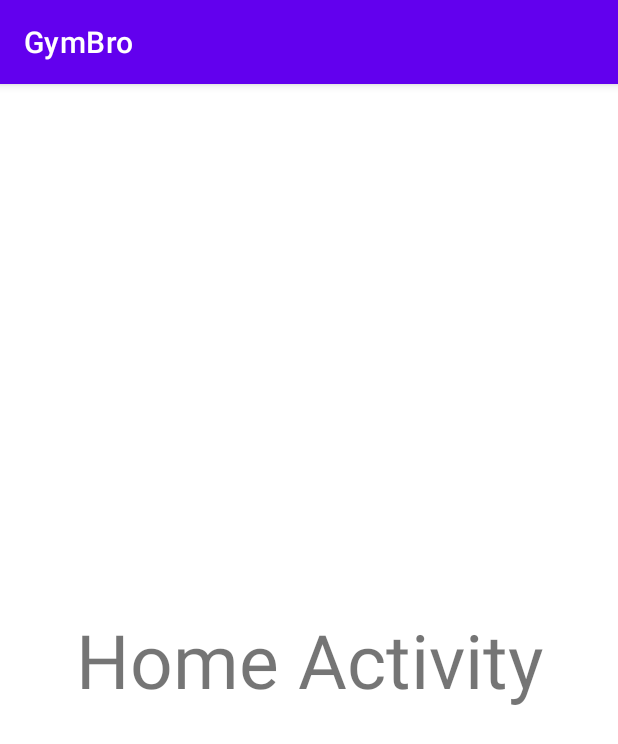
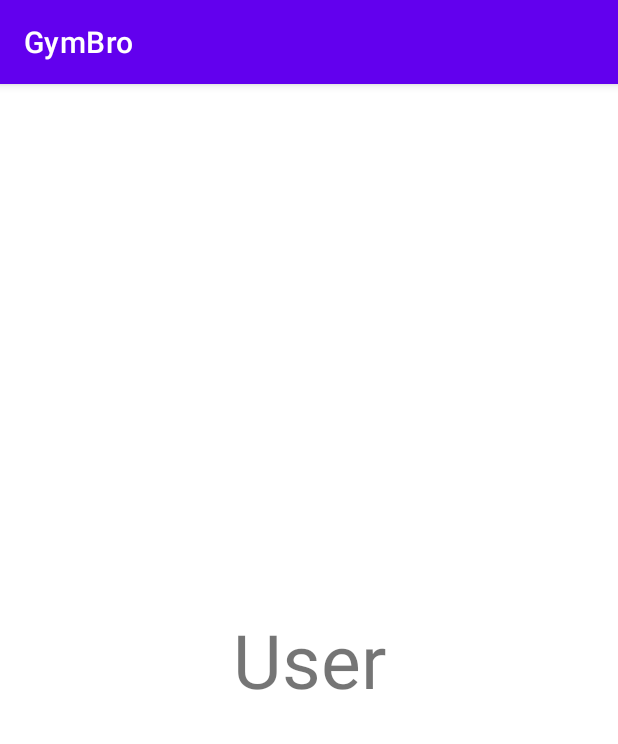
Before and after one commit to KartikBade/GymBro-v2, an Android app: the HomeActivity screen opened directly, with no data from a screen before it, on a phone screen of 412 x 824 dp. Shown: the top 744 px of the screen. Run offline under Robolectric (Android 15) with nearby library versions, the phone set to English and light mode, and no system bars; our stand-ins replace Dagger/Hilt's generated code, Firebase (no records; nobody signed in at launch, a user with empty details on screens opened directly).

Commit message:
Added Shared Prefs to save username locally

```diff
--- a/app/src/main/java/com/example/gymbro_v2/activity/HomeActivity.kt
+++ b/app/src/main/java/com/example/gymbro_v2/activity/HomeActivity.kt
@@ -2,11 +2,37 @@ package com.example.gymbro_v2.activity
 
 import androidx.appcompat.app.AppCompatActivity
 import android.os.Bundle
+import android.widget.TextView
+import androidx.lifecycle.ViewModelProvider
 import com.example.gymbro_v2.R
+import com.example.gymbro_v2.repository.AuthRepository
+import com.example.gymbro_v2.repository.UserRepository
+import com.example.gymbro_v2.viewmodel.AuthViewModel
+import com.example.gymbro_v2.viewmodel.AuthViewModelProviderFactory
+import com.example.gymbro_v2.viewmodel.UserViewModel
+import com.example.gymbro_v2.viewmodel.UserViewModelProviderFactory
+import com.google.firebase.firestore.ktx.firestore
+import dagger.hilt.android.AndroidEntryPoint
+import javax.inject.Inject
 
+@AndroidEntryPoint
 class HomeActivity : AppCompatActivity() {
+
+    @Inject
+    lateinit var userRepository: UserRepository
+    lateinit var userViewModel: UserViewModel
+
     override fun onCreate(savedInstanceState: Bundle?) {
         super.onCreate(savedInstanceState)
         setContentView(R.layout.activity_home)
+
+        val userViewModelProviderFactory = UserViewModelProviderFactory(userRepository)
+        userViewModel = ViewModelProvider(this, userViewModelProviderFactory)[UserViewModel::class.java]
+
+        val sh = getSharedPreferences(getString(R.string.user_shared_pref), MODE_PRIVATE)
+        val s1 = sh.getString(getString(R.string.user_shared_pref_username), "User")
+
+        val tv = findViewById<TextView>(R.id.tv_demo)
+        tv.text = s1.toString()
     }
 }
--- a/app/src/main/java/com/example/gymbro_v2/di/AppModule.kt
+++ b/app/src/main/java/com/example/gymbro_v2/di/AppModule.kt
@@ -1,7 +1,11 @@
 package com.example.gymbro_v2.di
 
 import android.app.Application
+import android.content.SharedPreferences
+import com.example.gymbro_v2.R
+import com.example.gymbro_v2.database.UserDatabase
 import com.example.gymbro_v2.repository.AuthRepository
+import com.example.gymbro_v2.repository.UserRepository
 import com.google.firebase.auth.FirebaseAuth
 import com.google.firebase.firestore.ktx.firestore
 import com.google.firebase.ktx.Firebase
@@ -18,6 +22,18 @@ object AppModule {
     @Provides
     @Singleton
     fun provideAuthRepository(context: Application): AuthRepository {
-        return AuthRepository(context, FirebaseAuth.getInstance(), Firebase.firestore)
+        return AuthRepository(
+            context,
+            FirebaseAuth.getInstance(),
+            Firebase.firestore,
+            context.getSharedPreferences(context.getString(R.string.user_shared_pref), 0))
+    }
+
+    @Provides
+    @Singleton
+    fun provideUserRepository(context: Application): UserRepository {
+        return UserRepository(
+            context,
+            )
     }
 }
--- a/app/src/main/java/com/example/gymbro_v2/fragment/SignupFragment.kt
+++ b/app/src/main/java/com/example/gymbro_v2/fragment/SignupFragment.kt
@@ -9,6 +9,7 @@ import com.example.gymbro_v2.R
 import com.example.gymbro_v2.activity.AuthActivity
 import com.example.gymbro_v2.databinding.FragmentLoginBinding
 import com.example.gymbro_v2.databinding.FragmentSignupBinding
+import com.example.gymbro_v2.model.User
 import com.example.gymbro_v2.viewmodel.AuthViewModel
 
 class SignupFragment : Fragment() {
@@ -30,11 +31,12 @@ class SignupFragment : Fragment() {
         binding.btnSignup.setOnClickListener {
             val email = binding.signupEtEmail.text.toString().trim()
             val password = binding.signupEtPassword.text.toString().trim()
+            val username = binding.signupEtUsername.text.toString().trim()
             val phone = binding.signupEtPhone.text.toString().trim()
 
             if (email.isNotBlank() && password.isNotBlank()
             ) {
-                authViewModel.createNewUser(email, password, phone)
+                authViewModel.signupUser(User(email, username, phone), password)
             }
         }
     }
--- a/app/src/main/java/com/example/gymbro_v2/model/User.kt
+++ b/app/src/main/java/com/example/gymbro_v2/model/User.kt
@@ -1,6 +1,11 @@
 package com.example.gymbro_v2.model
 
+import androidx.room.Entity
+import androidx.room.PrimaryKey
+
+@Entity(tableName = "users")
 data class User(
+    @PrimaryKey
     val email: String,
     val username: String,
     val phone: String
--- a/app/src/main/java/com/example/gymbro_v2/repository/UserRepository.kt
+++ b/app/src/main/java/com/example/gymbro_v2/repository/UserRepository.kt
@@ -5,7 +5,6 @@ import com.google.firebase.firestore.FirebaseFirestore
 
 class UserRepository(
     private val context: Context,
-    private val firebaseDatabase: FirebaseFirestore
 ) {
 
 }
--- /dev/null
+++ b/app/src/main/java/com/example/gymbro_v2/viewmodel/UserViewModel.kt
@@ -0,0 +1,20 @@
+package com.example.gymbro_v2.viewmodel
+
+import androidx.lifecycle.ViewModel
+import androidx.lifecycle.ViewModelProvider
+import com.example.gymbro_v2.repository.UserRepository
+import javax.inject.Inject
+
+class UserViewModel @Inject constructor(
+    private val userRepository: UserRepository
+): ViewModel() {
+
+}
+
+class UserViewModelProviderFactory(
+    private val userRepository: UserRepository
+): ViewModelProvider.Factory {
+    override fun <T : ViewModel> create(modelClass: Class<T>): T {
+        return UserViewModel(userRepository) as T
+    }
+}
--- a/app/src/main/res/layout/activity_home.xml
+++ b/app/src/main/res/layout/activity_home.xml
@@ -6,10 +6,17 @@
     android:layout_height="match_parent"
     tools:context=".activity.HomeActivity">
 
+<!--    <androidx.recyclerview.widget.RecyclerView-->
+<!--        android:id="@+id/rv_home_list"-->
+<!--        android:layout_width="match_parent"-->
+<!--        android:layout_height="match_parent"-->
+<!--        app:layoutManager="androidx.recyclerview.widget.LinearLayoutManager" />-->
+
     <TextView
+        android:id="@+id/tv_demo"
         android:layout_width="match_parent"
         android:layout_height="match_parent"
-        android:text="Home Activity"
+        android:text="No User"
         android:gravity="center"
         android:textSize="50sp"/>
 
--- a/app/src/main/res/layout/fragment_signup.xml
+++ b/app/src/main/res/layout/fragment_signup.xml
@@ -40,7 +40,7 @@
             app:layout_constraintTop_toBottomOf="@id/signup_title">
 
             <com.google.android.material.textfield.TextInputEditText
-                android:id="@+id/login_et_email"
+                android:id="@+id/signup_et_username"
                 android:layout_width="match_parent"
                 android:layout_height="match_parent"
                 android:hint="@string/enter_username" />
--- a/app/src/main/res/values/strings.xml
+++ b/app/src/main/res/values/strings.xml
@@ -10,4 +10,11 @@
     <string name="login">Login</string>
     <string name="welcome_back">Welcome Back!</string>
     <string name="create_account">Create Account</string>
+
+    <string name="user_shared_pref">UserSharedPref</string>
+    <string name="user_shared_pref_username">Username</string>
+
+    <string name="user_firebase_email">email</string>
+    <string name="user_firebase_username">username</string>
+    <string name="user_firebase_phone">phone</string>
 </resources>
```
Also changed, not shown: app/src/main/java/com/example/gymbro_v2/database/UserDao.kt (added, +14 -0 lines), app/src/main/java/com/example/gymbro_v2/database/UserDatabase.kt (added, +31 -0 lines), app/src/main/java/com/example/gymbro_v2/repository/AuthRepository.kt (+49 -11 lines), app/src/main/java/com/example/gymbro_v2/viewmodel/AuthViewModel.kt (+6 -3 lines).
